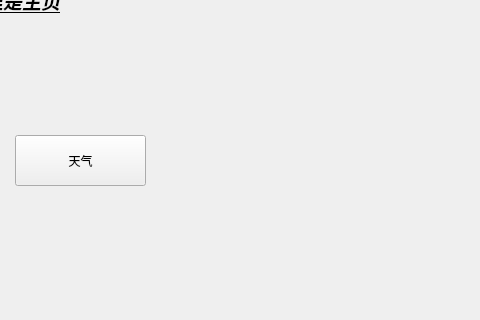
This is View/Home/home.ui in yuzcat01/VehicleControl as Qt 5 draws it before an edit; both pictures show x 135 to 615 and y 115 to 435 of the 779 by 575 pixel window. The edited form follows.
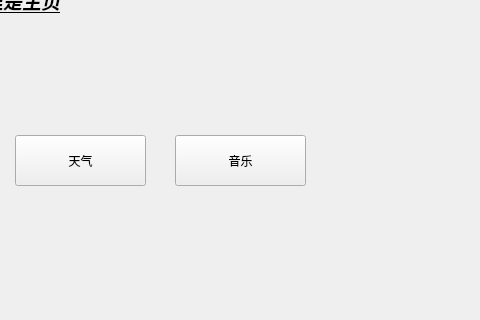
This is the edited form.

Commit message: 实现音乐界面与主页切换

The edit to the form file:
```diff
--- a/View/Home/home.ui
+++ b/View/Home/home.ui
@@ -48,6 +48,19 @@
      <string>天气</string>
     </property>
    </widget>
+   <widget class="QPushButton" name="toMusicPage">
+    <property name="geometry">
+     <rect>
+      <x>250</x>
+      <y>190</y>
+      <width>131</width>
+      <height>51</height>
+     </rect>
+    </property>
+    <property name="text">
+     <string>音乐</string>
+    </property>
+   </widget>
   </widget>
  </widget>
  <resources/>
```
The commit also changes 6 other files.
